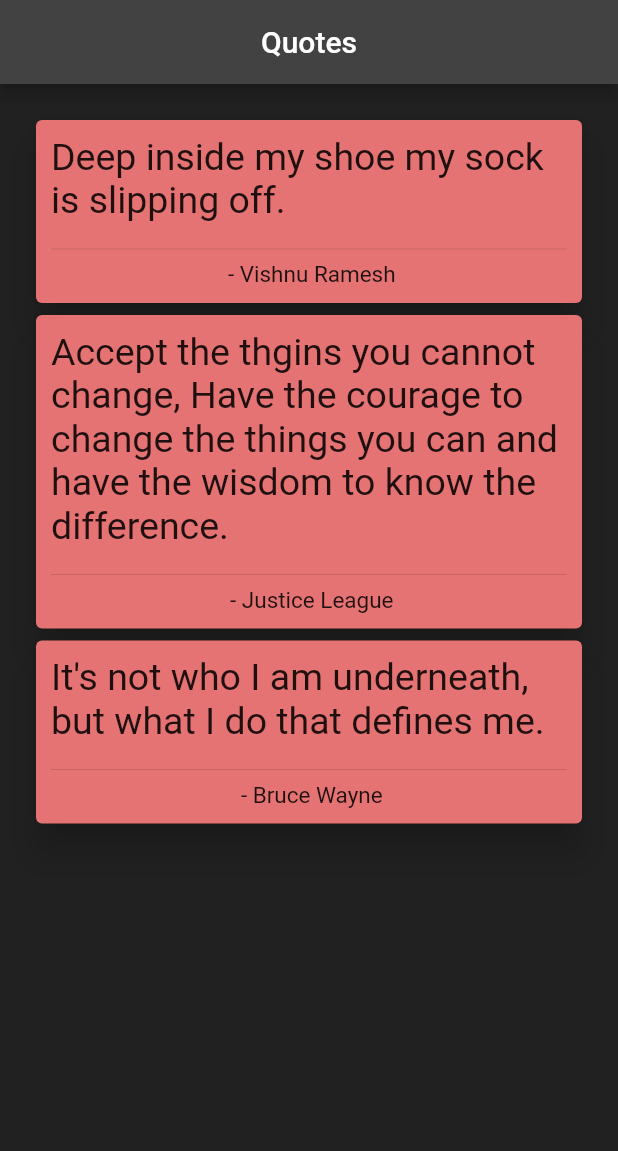
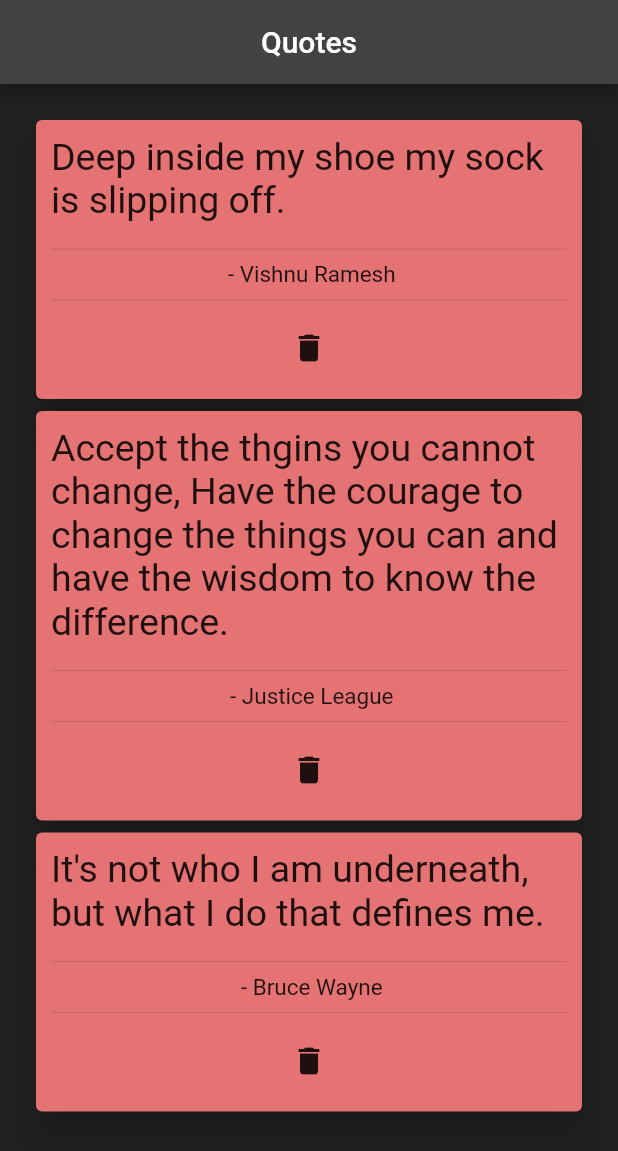
Before and after one commit to vishnu-vr/flutter_sample, a Flutter app: the screen it shows after launch, on a phone screen of 412 x 824 dp. Shown: the top 1151 px of the screen. Run offline on Flutter 3.47's test engine with Material 2 defaults, Android fonts, the phone set to English and light mode, and no system bars.

Commit message:
button added

```diff
--- a/lib/main.dart
+++ b/lib/main.dart
@@ -12,7 +12,12 @@ class MyApp extends StatelessWidget {
   }
 }
 
-class Home extends StatelessWidget {
+class Home extends StatefulWidget {
+  @override
+  _HomeState createState() => _HomeState();
+}
+
+class _HomeState extends State<Home> {
   final List<Map> listOfQuotes = [
     {
       "quote": "Deep inside my shoe my sock is slipping off.",
@@ -28,7 +33,12 @@ class Home extends StatelessWidget {
       "author": "Bruce Wayne"
     }
   ];
-  // List<String> listOfAuthors = ["Vishnu Ramesh"];
+
+  void removeQuotes(quote) {
+    setState(() {
+      this.listOfQuotes.remove(quote);
+    });
+  }
 
   @override
   Widget build(BuildContext context) {
@@ -40,8 +50,8 @@ class Home extends StatelessWidget {
       ),
       body: Padding(
         padding: EdgeInsets.all(20.0),
-        child: Column(
-          children: listOfQuotes.map((e) => Quote(e)).toList(),
+        child: ListView(
+          children: listOfQuotes.map((e) => Quote(e, removeQuotes)).toList(),
         ),
       ),
       backgroundColor: Colors.grey[900],
@@ -51,9 +61,9 @@ class Home extends StatelessWidget {
 
 class Quote extends StatelessWidget {
   final Map quote;
-  // final String author;
+  final Function removeQuotes;
 
-  Quote(this.quote);
+  Quote(this.quote, this.removeQuotes);
 
   @override
   Widget build(BuildContext context) {
@@ -82,6 +92,11 @@ class Quote extends StatelessWidget {
                 style: TextStyle(
                   fontSize: 15,
                 ),
+              ),
+              Divider(),
+              FlatButton(
+                onPressed: () => this.removeQuotes(quote),
+                child: Icon(Icons.delete),
               )
             ],
           ),
```
